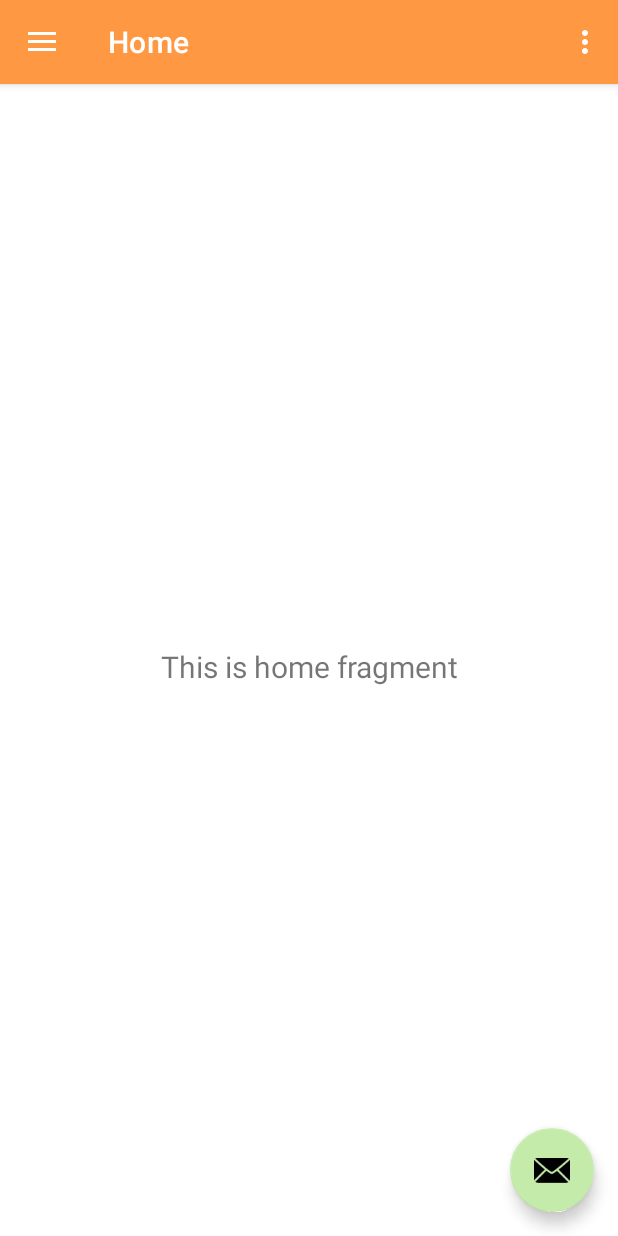
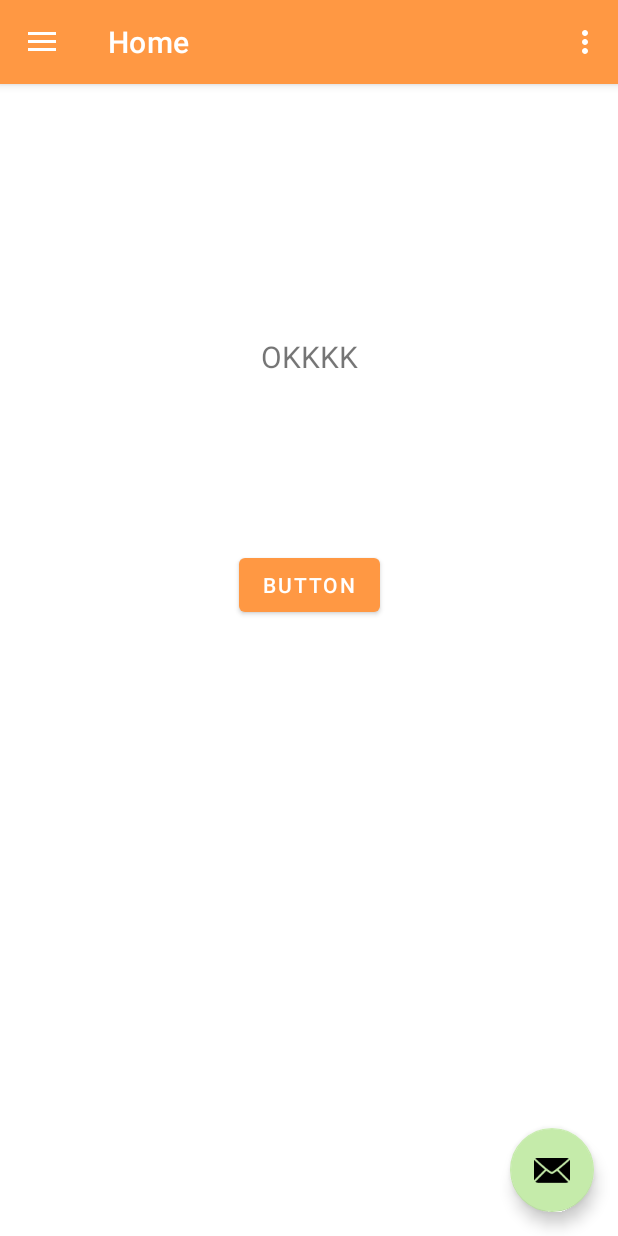
Before and after one commit to syayidmuwahhid/notice-calculator-v2, an Android app: the screen it shows after launch (MainActivity), on a phone screen of 412 x 824 dp. Run offline under Robolectric (Android 15) with nearby library versions, the phone set to English and light mode, and no system bars; our stand-ins replace navigation-ui.

Commit message:
update navigation menu

```diff
--- a/app/src/main/java/com/syayid/noticecalculator/MainActivity.java
+++ b/app/src/main/java/com/syayid/noticecalculator/MainActivity.java
@@ -41,7 +41,7 @@ public class MainActivity extends AppCompatActivity {
         // Passing each menu ID as a set of Ids because each
         // menu should be considered as top level destinations.
         mAppBarConfiguration = new AppBarConfiguration.Builder(
-                R.id.nav_home, R.id.nav_gallery, R.id.nav_slideshow)
+                R.id.nav_home, R.id.nav_notice, R.id.nav_biaya_proses)
                 .setOpenableLayout(drawer)
                 .build();
         NavController navController = Navigation.findNavController(this, R.id.nav_host_fragment_content_main);
--- a/app/src/main/java/com/syayid/noticecalculator/ui/home/HomeFragment.java
+++ b/app/src/main/java/com/syayid/noticecalculator/ui/home/HomeFragment.java
@@ -5,17 +5,18 @@ import android.os.Bundle;
 import android.view.LayoutInflater;
 import android.view.View;
 import android.view.ViewGroup;
+import android.widget.Button;
 import android.widget.TextView;
 
 import androidx.annotation.NonNull;
 import androidx.fragment.app.Fragment;
-import androidx.lifecycle.ViewModelProvider;
+import androidx.navigation.NavController;
+import androidx.navigation.Navigation;
 
+import com.syayid.noticecalculator.R;
 import com.syayid.noticecalculator.database.DBHandler;
 import com.syayid.noticecalculator.database.UserHandler;
 import com.syayid.noticecalculator.databinding.FragmentHomeBinding;
-
-import java.util.List;
 
 public class HomeFragment extends Fragment {
 
@@ -23,15 +24,39 @@ public class HomeFragment extends Fragment {
 
     public View onCreateView(@NonNull LayoutInflater inflater,
                              ViewGroup container, Bundle savedInstanceState) {
-        HomeViewModel homeViewModel =
-                new ViewModelProvider(this).get(HomeViewModel.class);
+//        HomeViewModel homeViewModel =
+//                new ViewModelProvider(this).get(HomeViewModel.class);
 
         binding = FragmentHomeBinding.inflate(inflater, container, false);
         View root = binding.getRoot();
         Context context = root.getContext();
 
-        final TextView textView = binding.textHome;
-        homeViewModel.getText().observe(getViewLifecycleOwner(), textView::setText);
+        TextView textView = binding.textHome;
+        textView.setText("OKKKK");
+//        homeViewModel.getText().observe(getViewLifecycleOwner(), textView::setText);
+
+        Button btn = binding.btnGallery;
+        btn.setOnClickListener(new View.OnClickListener() {
+            @Override
+            public void onClick(View v) {
+//                // Membuat instance dari Fragment tujuan
+//                GalleryFragment galleryFragment = new GalleryFragment();
+//
+//                // Memulai transaksi Fragment
+//                FragmentTransaction transaction = getParentFragmentManager().beginTransaction();
+//
+//                // Mengganti Fragment yang sedang ditampilkan dengan Fragment tujuan
+//                transaction.replace(R.id.nav_host_fragment_content_main, galleryFragment);
+//
+//                // Menambahkan transaksi ke back stack
+//                transaction.addToBackStack(null);
+//
+//                // Melakukan commit transaksi
+//                transaction.commit();
+//                NavController navController = Navigation.findNavController(requireActivity(), R.id.nav_host_fragment_content_main);
+//                navController.navigate(R.id.nav_gallery);
+            }
+        });
 
         // Create sample data
 //        Users new_user = new Users();
--- a/app/src/main/java/com/syayid/noticecalculator/ui/home/HomeViewModel.java
+++ /dev/null
@@ -1,19 +0,0 @@
-package com.syayid.noticecalculator.ui.home;
-
-import androidx.lifecycle.LiveData;
-import androidx.lifecycle.MutableLiveData;
-import androidx.lifecycle.ViewModel;
-
-public class HomeViewModel extends ViewModel {
-
-    private final MutableLiveData<String> mText;
-
-    public HomeViewModel() {
-        mText = new MutableLiveData<>();
-        mText.setValue("This is home fragment");
-    }
-
-    public LiveData<String> getText() {
-        return mText;
-    }
-}
--- a/app/src/main/res/layout/fragment_gallery.xml
+++ b/app/src/main/res/layout/fragment_biaya_proses.xml
@@ -4,10 +4,10 @@
     xmlns:tools="http://schemas.android.com/tools"
     android:layout_width="match_parent"
     android:layout_height="match_parent"
-    tools:context=".ui.gallery.GalleryFragment">
+    tools:context=".ui.biaya_proses.BiayaProsesFragment">
 
     <TextView
-        android:id="@+id/text_gallery"
+        android:id="@+id/text_slideshow"
         android:layout_width="match_parent"
         android:layout_height="wrap_content"
         android:layout_marginStart="8dp"
--- a/app/src/main/res/layout/fragment_home.xml
+++ b/app/src/main/res/layout/fragment_home.xml
@@ -11,12 +11,23 @@
         android:layout_width="match_parent"
         android:layout_height="wrap_content"
         android:layout_marginStart="8dp"
-        android:layout_marginTop="8dp"
+        android:layout_marginTop="168dp"
         android:layout_marginEnd="8dp"
         android:textAlignment="center"
         android:textSize="20sp"
+        app:layout_constraintEnd_toEndOf="parent"
+        app:layout_constraintHorizontal_bias="0.0"
+        app:layout_constraintStart_toStartOf="parent"
+        app:layout_constraintTop_toTopOf="parent" />
+
+    <Button
+        android:id="@+id/btn_gallery"
+        android:layout_width="wrap_content"
+        android:layout_height="wrap_content"
+        android:text="Button"
         app:layout_constraintBottom_toBottomOf="parent"
         app:layout_constraintEnd_toEndOf="parent"
         app:layout_constraintStart_toStartOf="parent"
-        app:layout_constraintTop_toTopOf="parent" />
+        app:layout_constraintTop_toBottomOf="@+id/text_home"
+        app:layout_constraintVertical_bias="0.219" />
 </androidx.constraintlayout.widget.ConstraintLayout>
--- a/app/src/main/res/layout/fragment_slideshow.xml
+++ b/app/src/main/res/layout/fragment_notice.xml
@@ -4,10 +4,10 @@
     xmlns:tools="http://schemas.android.com/tools"
     android:layout_width="match_parent"
     android:layout_height="match_parent"
-    tools:context=".ui.slideshow.SlideshowFragment">
+    tools:context=".ui.notice.NoticeFragment">
 
     <TextView
-        android:id="@+id/text_slideshow"
+        android:id="@+id/text_gallery"
         android:layout_width="match_parent"
         android:layout_height="wrap_content"
         android:layout_marginStart="8dp"
--- a/app/src/main/res/menu/activity_main_drawer.xml
+++ b/app/src/main/res/menu/activity_main_drawer.xml
@@ -9,12 +9,12 @@
             android:icon="@drawable/ic_menu_camera"
             android:title="@string/menu_home" />
         <item
-            android:id="@+id/nav_gallery"
+            android:id="@+id/nav_notice"
             android:icon="@drawable/ic_menu_gallery"
-            android:title="@string/menu_gallery" />
+            android:title="@string/menu_notice" />
         <item
-            android:id="@+id/nav_slideshow"
+            android:id="@+id/nav_biaya_proses"
             android:icon="@drawable/ic_menu_slideshow"
-            android:title="@string/menu_slideshow" />
+            android:title="@string/menu_biaya_proses" />
     </group>
 </menu>
--- a/app/src/main/res/navigation/mobile_navigation.xml
+++ b/app/src/main/res/navigation/mobile_navigation.xml
@@ -12,14 +12,14 @@
         tools:layout="@layout/fragment_home" />
 
     <fragment
-        android:id="@+id/nav_gallery"
-        android:name="com.syayid.noticecalculator.ui.gallery.GalleryFragment"
-        android:label="@string/menu_gallery"
-        tools:layout="@layout/fragment_gallery" />
+        android:id="@+id/nav_notice"
+        android:name="com.syayid.noticecalculator.ui.notice.NoticeFragment"
+        android:label="@string/menu_notice"
+        tools:layout="@layout/fragment_notice" />
 
     <fragment
-        android:id="@+id/nav_slideshow"
-        android:name="com.syayid.noticecalculator.ui.slideshow.SlideshowFragment"
-        android:label="@string/menu_slideshow"
-        tools:layout="@layout/fragment_slideshow" />
+        android:id="@+id/nav_biaya_proses"
+        android:name="com.syayid.noticecalculator.ui.biaya_proses.BiayaProsesFragment"
+        android:label="@string/menu_biaya_proses"
+        tools:layout="@layout/fragment_biaya_proses" />
 </navigation>
--- a/app/src/main/res/values/strings.xml
+++ b/app/src/main/res/values/strings.xml
@@ -2,12 +2,12 @@
     <string name="app_name">Notice Calculator V2</string>
     <string name="navigation_drawer_open">Open navigation drawer</string>
     <string name="navigation_drawer_close">Close navigation drawer</string>
-    <string name="nav_header_title">Android Studio</string>
-    <string name="nav_header_subtitle">android.studio@android.com</string>
+    <string name="nav_header_title">Notice Calculator v2.2024.03</string>
+    <string name="nav_header_subtitle">muwahhidsyayid@gmail.com</string>
     <string name="nav_header_desc">Navigation header</string>
     <string name="action_settings">Settings</string>
 
     <string name="menu_home">Home</string>
-    <string name="menu_gallery">Gallery</string>
-    <string name="menu_slideshow">Slideshow</string>
+    <string name="menu_notice">Notice</string>
+    <string name="menu_biaya_proses">Biaya Proses</string>
 </resources>
```
Also changed, not shown: app/src/main/java/com/syayid/noticecalculator/ui/biaya_proses/BiayaProsesFragment.java (renamed from app/src/main/java/com/syayid/noticecalculator/ui/slideshow/SlideshowFragment.java, +5 -8 lines), app/src/main/java/com/syayid/noticecalculator/ui/gallery/GalleryViewModel.java (deleted, +0 -19 lines), app/src/main/java/com/syayid/noticecalculator/ui/notice/NoticeFragment.java (renamed from app/src/main/java/com/syayid/noticecalculator/ui/gallery/GalleryFragment.java, +5 -8 lines), app/src/main/java/com/syayid/noticecalculator/ui/slideshow/SlideshowViewModel.java (deleted, +0 -19 lines).
